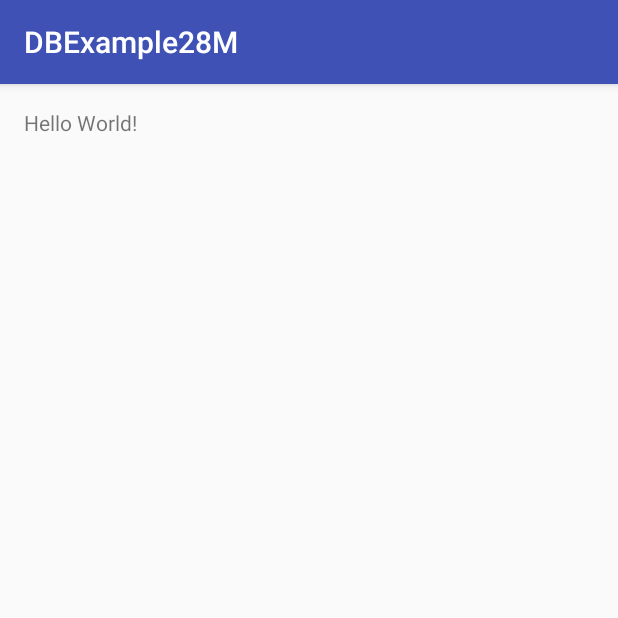
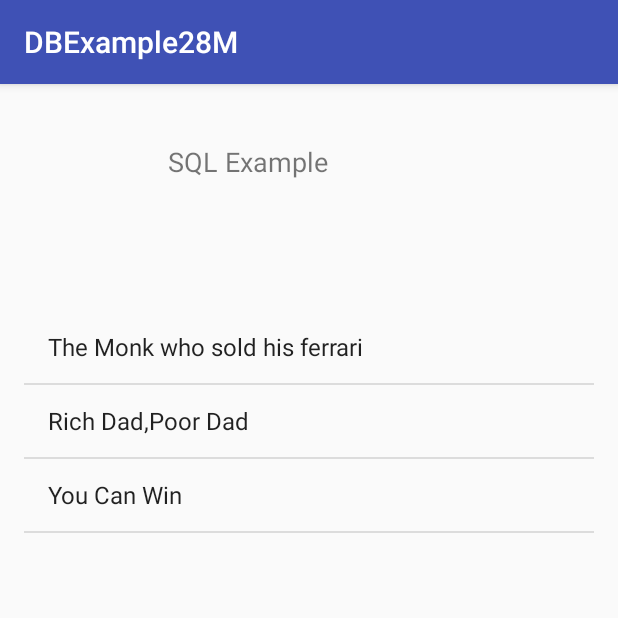
Before and after one commit to aditya-dua/28March, an Android app: the screen it shows after launch (MainActivity), on a phone screen of 412 x 824 dp, the top half of it. Run offline under Robolectric (Android 15) with nearby library versions, the phone set to English and light mode, and no system bars.

Commit message:
Storage & SQLite-II Example

```diff
--- a/DBExample28M/app/src/main/AndroidManifest.xml
+++ b/DBExample28M/app/src/main/AndroidManifest.xml
@@ -15,6 +15,7 @@
                 <category android:name="android.intent.category.LAUNCHER" />
             </intent-filter>
         </activity>
+        <activity android:name=".BookDetailsActivity"></activity>
     </application>
 
 </manifest>
--- a/DBExample28M/app/src/main/java/com/adityadua/dbexample28m/MainActivity.java
+++ b/DBExample28M/app/src/main/java/com/adityadua/dbexample28m/MainActivity.java
@@ -1,13 +1,97 @@
 package com.adityadua.dbexample28m;
 
+import android.content.ContentValues;
+import android.content.Intent;
 import android.support.v7.app.AppCompatActivity;
 import android.os.Bundle;
+import android.view.View;
+import android.widget.AdapterView;
+import android.widget.ArrayAdapter;
+import android.widget.ListView;
 
-public class MainActivity extends AppCompatActivity {
+import com.adityadua.dbexample28m.database.DBHelper;
+import com.adityadua.dbexample28m.model.BookData;
+import com.adityadua.dbexample28m.utils.Constants;
+
+import java.util.ArrayList;
+import java.util.List;
+
+public class MainActivity extends AppCompatActivity implements AdapterView.OnItemClickListener{
+
+    // Demo Data insert in DB
+
+    String [] book_name=new String[]{
+            "The Monk who sold his ferrari",
+            "Rich Dad,Poor Dad",
+            "You Can Win"
+    };
+
+    String [] author_name=new String[]{
+            "Robin Sharma",
+            "Robert",
+            "Shiv Khera"
+    };
+
+    String [] ids=new String[]{
+            "1234",
+            "2345",
+            "4566"
+    };
+
+    ListView listView;
+    ArrayAdapter<String> arrayAdapter;
+    DBHelper dbHelper;
+    List<BookData> dataList;
 
     @Override
     protected void onCreate(Bundle savedInstanceState) {
         super.onCreate(savedInstanceState);
         setContentView(R.layout.activity_main);
+
+        dbHelper = DBHelper.getInstance(this);
+        listView = (ListView)findViewById(R.id.book_lv);
+
+        int count = dbHelper.getFullContent(Constants.TABLE_NAME,null);
+
+        if(count==0){
+            // I will insert the data over here
+            insertData();
+        }
+
+        dataList = dbHelper.getAllBooks();
+        // ArrayAdapter is of type string
+        List<String> listTitles=new ArrayList<>();
+        for(int i=0;i<dataList.size();i++){
+            listTitles.add(dataList.get(i).getBookName());
+
+        }
+
+        arrayAdapter = new ArrayAdapter<String>(this,android.R.layout.simple_list_item_1,listTitles);
+
+        listView.setAdapter(arrayAdapter);
+        listView.setOnItemClickListener(this);
+
+    }
+
+    private void insertData(){
+        for(int i=0;i<book_name.length;i++){
+
+            ContentValues contentValues= new ContentValues();
+            contentValues.put(Constants.BOOK_ID,ids[i]);
+            contentValues.put(Constants.BOOK_NAME,book_name[i]);
+            contentValues.put(Constants.AUTHOR_NAME,author_name[i]);
+
+            dbHelper.insertContentValues(Constants.TABLE_NAME,contentValues);
+        }
+    }
+
+    @Override
+    public void onItemClick(AdapterView<?> adapterView, View view, int i, long l) {
+
+        Intent intent = new Intent(this,BookDetailsActivity.class);
+        intent.putExtra(Constants.BOOK_NAME,dataList.get(i).getBookName());
+        intent.putExtra(Constants.AUTHOR_NAME,dataList.get(i).getAuthorName());
+
+        startActivity(intent);
     }
 }
--- a/DBExample28M/app/src/main/java/com/adityadua/dbexample28m/database/DBHelper.java
+++ b/DBExample28M/app/src/main/java/com/adityadua/dbexample28m/database/DBHelper.java
@@ -2,10 +2,17 @@ package com.adityadua.dbexample28m.database;
 
 import android.content.ContentValues;
 import android.content.Context;
+import android.database.Cursor;
 import android.database.sqlite.SQLiteDatabase;
 import android.util.Log;
+import android.widget.Toast;
 
+import com.adityadua.dbexample28m.model.BookData;
 import com.adityadua.dbexample28m.utils.Constants;
+
+import java.io.Console;
+import java.util.LinkedList;
+import java.util.List;
 
 /**
  * Created by AdityaDua on 23/04/18.
@@ -41,7 +48,7 @@ public class DBHelper {
        try{
            if(db_helper==null){
                db_helper=new DBHelper(context);
-
+               db_helper.open();
            }
        }catch(Exception e){
            e.printStackTrace();
@@ -136,5 +143,61 @@ public class DBHelper {
     }
 
 
+    // We have to add functions that will read from DB.
+    // Query : select * from books;
+    // Cursors :?
+    // query : fucntion which has different definations
+    // you use when to want to select the data from the DB.
+    // select distinct(roll)
+
+    public int getFullContent(String tabName,String where){
+
+        int count =0;
+        Cursor cursor = db.query(false,tabName,null,where,null,null,null,null,null);
+
+        if(cursor !=null){
+            cursor.moveToFirst();
+            count=cursor.getCount();
+
+            Toast.makeText(context, "Count of the Records are :"+count, Toast.LENGTH_SHORT).show();
+            cursor.close();
+        }
+
+        return count;
+    }
+
+    public List<BookData> getAllBooks(){
+        List<BookData> books = new LinkedList<>();
+
+        String query = "select * from "+Constants.TABLE_NAME;
+        Log.i("Select Query is:",query);
+
+        Cursor c = db.rawQuery(query,null);
+
+        BookData book=null;
+
+        if(c.moveToFirst()){
+            do{
+                book = new BookData();
+                book.setId(c.getInt(0));
+                book.setBookid(c.getString(1));
+                book.setBookName(c.getString(2));
+                book.setAuthorName(c.getString(3));
+
+                books.add(book);
+
+            }while (c.moveToNext());
+        }
+
+        c.close();
+
+        return books;
+
+    }
+
+
+
+
+
 
 }
--- a/DBExample28M/app/src/main/java/com/adityadua/dbexample28m/model/BookData.java
+++ b/DBExample28M/app/src/main/java/com/adityadua/dbexample28m/model/BookData.java
@@ -15,7 +15,7 @@ public class BookData {
     String authorName;
     String bookid;
 
-    String id;// AUTO INCREMENTED VALUE
+    int id;// AUTO INCREMENTED VALUE
 
     // Getters & Setters for the fields
 
@@ -43,11 +43,11 @@ public class BookData {
         this.bookid = bookid;
     }
 
-    public String getId() {
+    public int getId() {
         return id;
     }
 
-    public void setId(String id) {
+    public void setId(int id) {
         this.id = id;
     }
 }
--- a/DBExample28M/app/src/main/res/layout/activity_main.xml
+++ b/DBExample28M/app/src/main/res/layout/activity_main.xml
@@ -14,5 +14,21 @@
     <TextView
         android:layout_width="wrap_content"
         android:layout_height="wrap_content"
-        android:text="Hello World!" />
+        android:text="SQL Example"
+        android:layout_alignParentTop="true"
+        android:layout_alignParentLeft="true"
+        android:layout_alignParentStart="true"
+        android:layout_marginLeft="96dp"
+        android:layout_marginStart="96dp"
+        android:layout_marginTop="23dp"
+        android:textSize="18sp" />
+
+    <ListView
+        android:layout_width="match_parent"
+        android:layout_height="match_parent"
+        android:layout_below="@+id/textView"
+        android:layout_marginTop="135dp"
+        android:layout_alignParentLeft="true"
+        android:layout_alignParentStart="true"
+        android:id="@+id/book_lv" />
 </RelativeLayout>
```
Also changed, not shown: DBExample28M/app/src/main/java/com/adityadua/dbexample28m/BookDetailsActivity.java (added, +55 -0 lines), DBExample28M/app/src/main/res/layout/book_detail_main.xml (added, +61 -0 lines).
